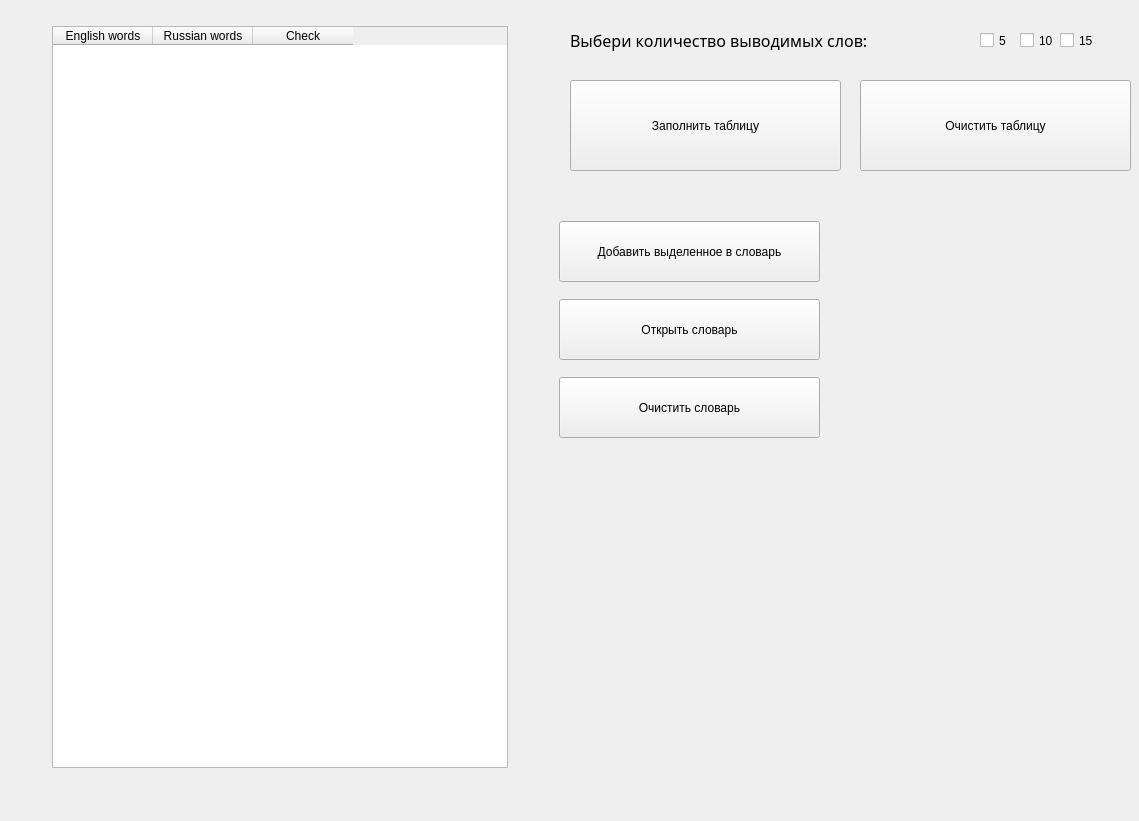
Above: untitled.ui from L8teD/PyQt5_project before the change. Below: the same form after it.
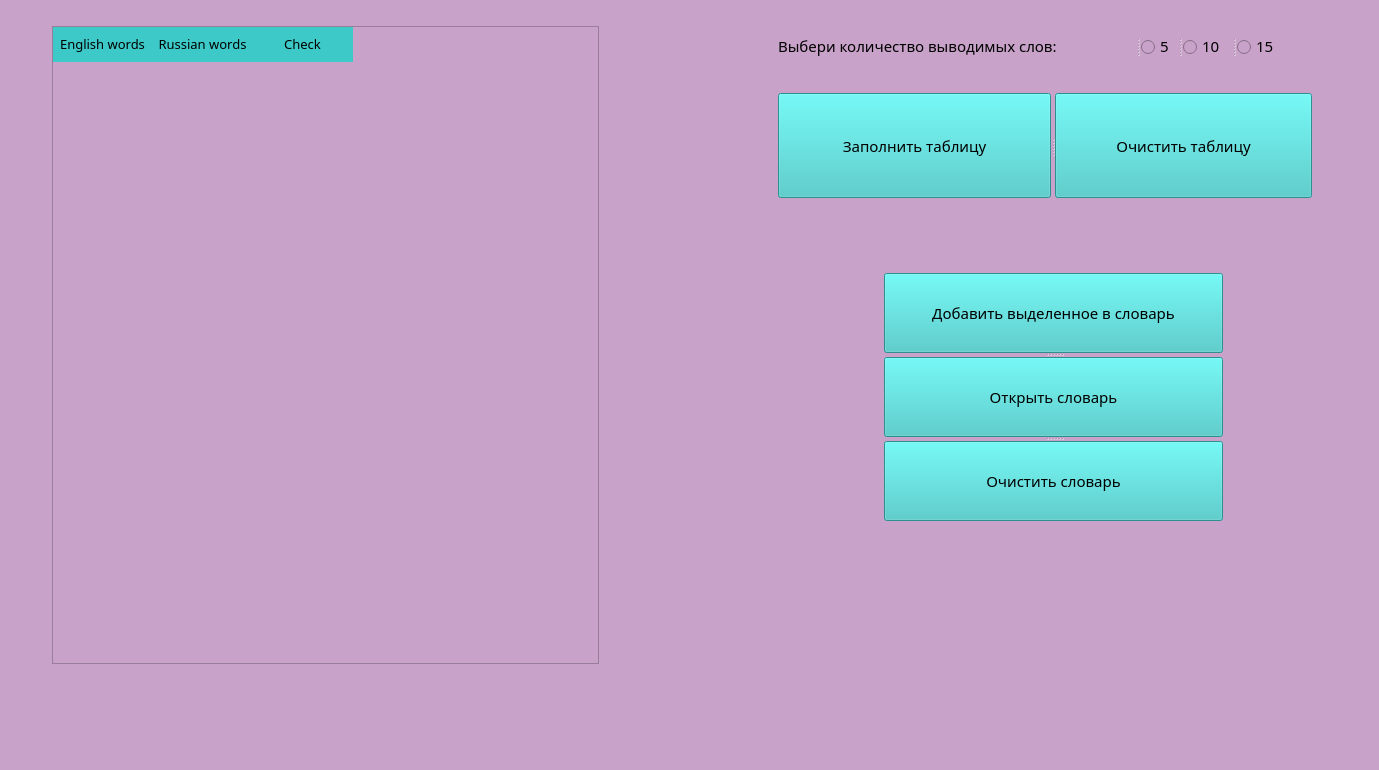
That is the form after the change.

Diff of the .ui file:
```diff
--- a/untitled.ui
+++ b/untitled.ui
@@ -6,107 +6,69 @@
    <rect>
     <x>0</x>
     <y>0</y>
-    <width>1139</width>
-    <height>821</height>
+    <width>1379</width>
+    <height>770</height>
    </rect>
   </property>
   <property name="windowTitle">
    <string>MainWindow</string>
   </property>
+  <property name="styleSheet">
+   <string notr="true">*
+{
+	background:#c8a2c8;
+	font-size: 15px;
+	font-family: Century Gothic, sans-serif;
+}
+
+QPushButton{
+	background-color: #3cc9c7;
+}
+
+QPushButton:hover{
+	background: #48f0ed;
+}
+
+QHeaderView::section {
+    background-color:#3cc9c7;
+    padding: 4px;
+    font-size: 10pt;
+    border-style: solid;
+    border-bottom: 1px solid #3cc9c7;
+    border-right: 1px solid #3cc9c7;
+}
+
+
+QTableWidget {
+    gridline-color:#3cc9c7 ;
+    font-size: 10pt;
+}
+
+QTableWidget QTableCornerButton::section {
+    background-color:#3cc9c7;
+    border: 1px solid #3cc9c7;
+}
+QRadioButton {
+     spacing: 5px;
+
+ }
+
+QRadioButton::indicator {
+     width: 15px;
+     height: 15px;
+	color:red;
+ }
+
+</string>
+  </property>
   <widget class="QWidget" name="centralwidget">
-   <widget class="QPushButton" name="pushButton">
-    <property name="geometry">
-     <rect>
-      <x>570</x>
-      <y>80</y>
-      <width>271</width>
-      <height>91</height>
-     </rect>
-    </property>
-    <property name="text">
-     <string>Заполнить таблицу</string>
-    </property>
-   </widget>
-   <widget class="QCheckBox" name="checkBox5">
-    <property name="geometry">
-     <rect>
-      <x>980</x>
-      <y>30</y>
-      <width>41</width>
-      <height>21</height>
-     </rect>
-    </property>
-    <property name="text">
-     <string>5</string>
-    </property>
-   </widget>
-   <widget class="QCheckBox" name="checkBox10">
-    <property name="geometry">
-     <rect>
-      <x>1020</x>
-      <y>30</y>
-      <width>41</width>
-      <height>21</height>
-     </rect>
-    </property>
-    <property name="text">
-     <string>10</string>
-    </property>
-   </widget>
-   <widget class="QCheckBox" name="checkBox15">
-    <property name="geometry">
-     <rect>
-      <x>1060</x>
-      <y>30</y>
-      <width>41</width>
-      <height>21</height>
-     </rect>
-    </property>
-    <property name="text">
-     <string>15</string>
-    </property>
-   </widget>
-   <widget class="QLabel" name="label">
-    <property name="geometry">
-     <rect>
-      <x>570</x>
-      <y>20</y>
-      <width>401</width>
-      <height>41</height>
-     </rect>
-    </property>
-    <property name="font">
-     <font>
-      <family>Lucida Sans Typewriter</family>
-      <pointsize>12</pointsize>
-      <weight>50</weight>
-      <bold>false</bold>
-     </font>
-    </property>
-    <property name="text">
-     <string>Выбери количество выводимых слов:</string>
-    </property>
-   </widget>
-   <widget class="QPushButton" name="pushButton_2">
-    <property name="geometry">
-     <rect>
-      <x>559</x>
-      <y>221</y>
-      <width>261</width>
-      <height>61</height>
-     </rect>
-    </property>
-    <property name="text">
-     <string>Добавить выделенное в словарь</string>
-    </property>
-   </widget>
    <widget class="QTableWidget" name="tableWidget">
     <property name="geometry">
      <rect>
       <x>52</x>
       <y>26</y>
-      <width>456</width>
-      <height>742</height>
+      <width>547</width>
+      <height>638</height>
      </rect>
     </property>
     <property name="sizeAdjustPolicy">
@@ -128,44 +90,128 @@
      </property>
     </column>
    </widget>
-   <widget class="QPushButton" name="pushButton_3">
+   <widget class="QSplitter" name="splitter">
     <property name="geometry">
      <rect>
-      <x>860</x>
-      <y>80</y>
-      <width>271</width>
-      <height>91</height>
+      <x>884</x>
+      <y>273</y>
+      <width>339</width>
+      <height>248</height>
      </rect>
     </property>
-    <property name="text">
-     <string>Очистить таблицу</string>
+    <property name="orientation">
+     <enum>Qt::Vertical</enum>
     </property>
+    <widget class="QPushButton" name="pushButton_2">
+     <property name="cursor">
+      <cursorShape>PointingHandCursor</cursorShape>
+     </property>
+     <property name="text">
+      <string>Добавить выделенное в словарь</string>
+     </property>
+     <property name="flat">
+      <bool>false</bool>
+     </property>
+    </widget>
+    <widget class="QPushButton" name="pushButton_4">
+     <property name="cursor">
+      <cursorShape>PointingHandCursor</cursorShape>
+     </property>
+     <property name="text">
+      <string>Открыть словарь</string>
+     </property>
+     <property name="flat">
+      <bool>false</bool>
+     </property>
+    </widget>
+    <widget class="QPushButton" name="pushButton_5">
+     <property name="cursor">
+      <cursorShape>PointingHandCursor</cursorShape>
+     </property>
+     <property name="text">
+      <string>Очистить словарь</string>
+     </property>
+     <property name="flat">
+      <bool>false</bool>
+     </property>
+    </widget>
    </widget>
-   <widget class="QPushButton" name="pushButton_4">
+   <widget class="QSplitter" name="splitter_2">
     <property name="geometry">
      <rect>
-      <x>559</x>
-      <y>299</y>
-      <width>261</width>
-      <height>61</height>
+      <x>778</x>
+      <y>93</y>
+      <width>534</width>
+      <height>105</height>
      </rect>
     </property>
-    <property name="text">
-     <string>Открыть словарь</string>
+    <property name="orientation">
+     <enum>Qt::Horizontal</enum>
     </property>
+    <widget class="QPushButton" name="pushButton">
+     <property name="cursor">
+      <cursorShape>PointingHandCursor</cursorShape>
+     </property>
+     <property name="styleSheet">
+      <string notr="true">QpushButton{color:red;}</string>
+     </property>
+     <property name="text">
+      <string>Заполнить таблицу</string>
+     </property>
+     <property name="flat">
+      <bool>false</bool>
+     </property>
+    </widget>
+    <widget class="QPushButton" name="pushButton_3">
+     <property name="cursor">
+      <cursorShape>PointingHandCursor</cursorShape>
+     </property>
+     <property name="text">
+      <string>Очистить таблицу</string>
+     </property>
+     <property name="flat">
+      <bool>false</bool>
+     </property>
+    </widget>
    </widget>
-   <widget class="QPushButton" name="pushButton_5">
+   <widget class="QSplitter" name="splitter_3">
     <property name="geometry">
      <rect>
-      <x>559</x>
-      <y>377</y>
-      <width>261</width>
-      <height>61</height>
+      <x>778</x>
+      <y>26</y>
+      <width>508</width>
+      <height>40</height>
      </rect>
     </property>
-    <property name="text">
-     <string>Очистить словарь</string>
+    <property name="orientation">
+     <enum>Qt::Horizontal</enum>
     </property>
+    <widget class="QLabel" name="label">
+     <property name="font">
+      <font>
+       <family>Century Gothic,sans-serif</family>
+       <pointsize>-1</pointsize>
+      </font>
+     </property>
+     <property name="text">
+      <string>Выбери количество выводимых слов:</string>
+     </property>
+    </widget>
+    <widget class="QRadioButton" name="radioButton">
+     <property name="text">
+      <string>5</string>
+     </property>
+    </widget>
+    <widget class="QRadioButton" name="radioButton_3">
+     <property name="text">
+      <string>10</string>
+     </property>
+    </widget>
+    <widget class="QRadioButton" name="radioButton_2">
+     <property name="text">
+      <string>15</string>
+     </property>
+    </widget>
    </widget>
   </widget>
   <widget class="QMenuBar" name="menubar">
```
Left out of the diff: 5 changed lines with no effect on the pictures.
